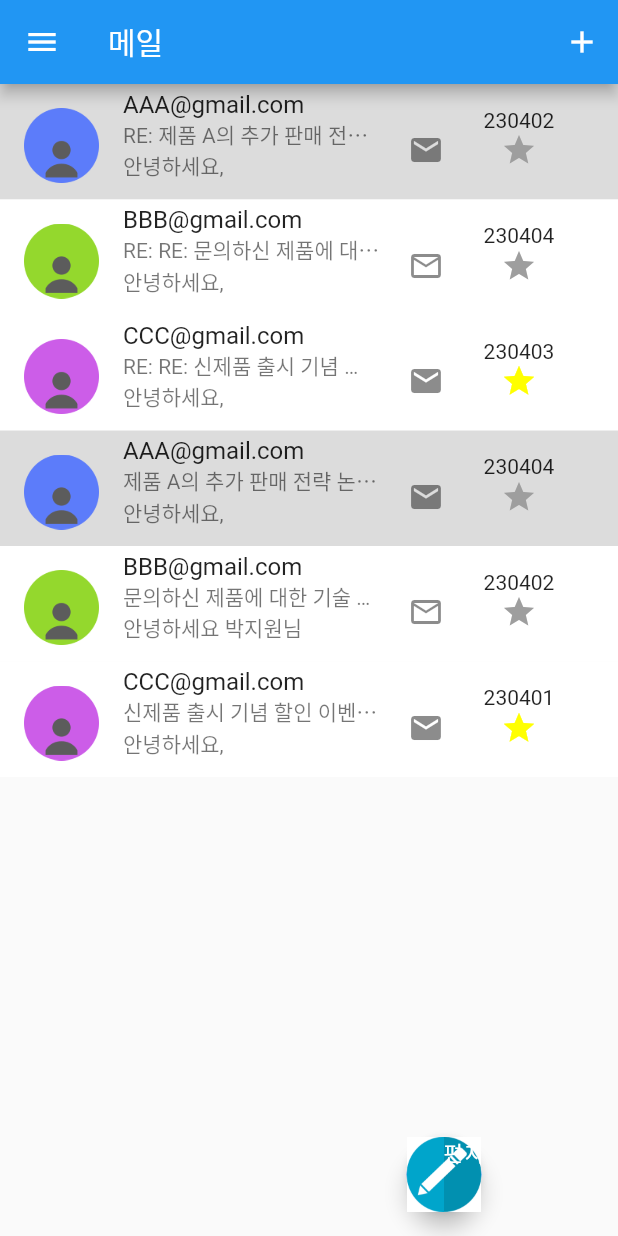
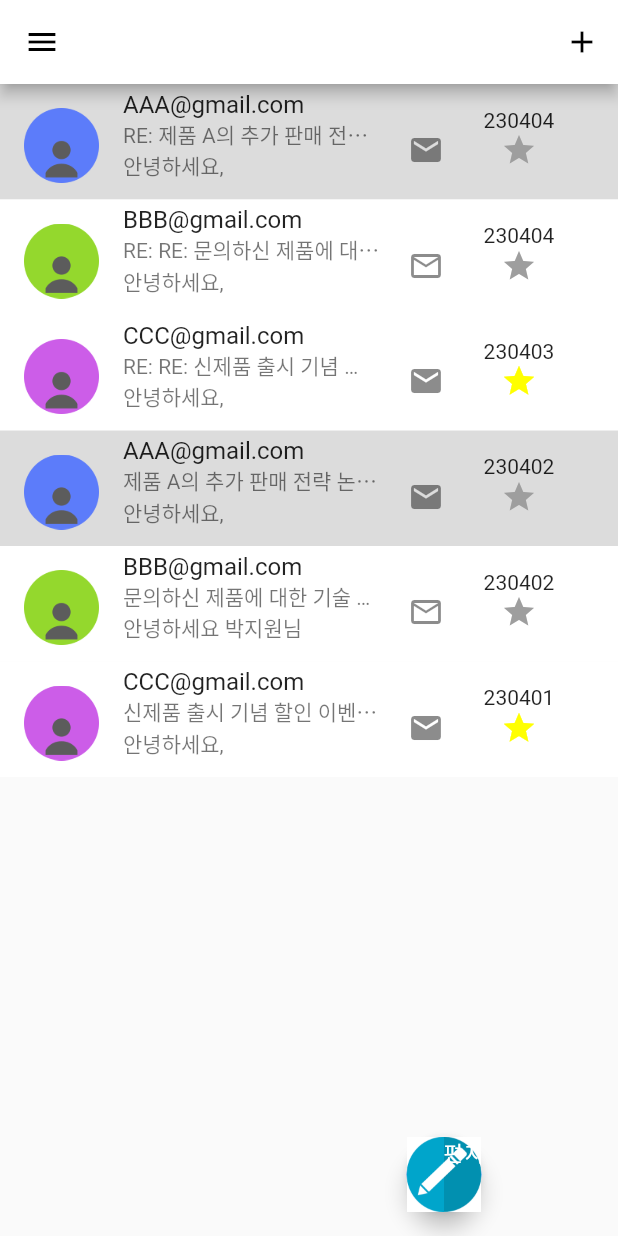
Before and after one commit to AnSuHan/HCI, a Flutter app: the screen it shows after launch, on a phone screen of 412 x 824 dp. Run offline on Flutter 3.47's test engine with Material 2 defaults, Android fonts, the phone set to English and light mode, and no system bars; our stand-ins replace google_fonts, shared_preferences.

Commit message:
change appbar to white

```diff
--- a/project/lib/MailScene.dart
+++ b/project/lib/MailScene.dart
@@ -16,7 +16,7 @@ class MailScene extends State<MailSceneStateful> with RouteAware {
   static var mails = [
     Mail("AAA@gmail.com",
         "RE: 제품 A의 추가 판매 전략 논의 요청",
-        "안녕하세요,\n저희 지원팀에서는 문의하신 제품에 대한 기술적인 지원을 제공하기 위해 이메일을 보내드립니다. 문의하신 내용에 대한 답변과 도움을 드리고자 합니다.\n문의하신 제품: 제품 X\n문의하신 내용에 대한 답변:\n기술적인 문제: 문제의 해결을 위해 기술 지원팀이 조치를 취하고 있습니다. 추가적인 정보를 제공해주시면 보다 정확한 답변을 드릴 수 있습니다.\n기능 사용법: 제품 X의 기능에 대한 자세한 설명과 사용법을 안내해드릴 수 있습니다. 필요하신 부분이 있으면 구체적으로 알려주시기 바랍니다.\n도움이 필요하거나 추가적인 질문이 있으시면 언제든지 문의해주세요. 최대한 신속하게 도움을 드리겠습니다.\n감사합니다.\n지원팀\nCompany Inc.", "230402_21:00", false, "받은편지함", true, false),
+        "안녕하세요,\n저희 지원팀에서는 문의하신 제품에 대한 기술적인 지원을 제공하기 위해 이메일을 보내드립니다. 문의하신 내용에 대한 답변과 도움을 드리고자 합니다.\n문의하신 제품: 제품 X\n문의하신 내용에 대한 답변:\n기술적인 문제: 문제의 해결을 위해 기술 지원팀이 조치를 취하고 있습니다. 추가적인 정보를 제공해주시면 보다 정확한 답변을 드릴 수 있습니다.\n기능 사용법: 제품 X의 기능에 대한 자세한 설명과 사용법을 안내해드릴 수 있습니다. 필요하신 부분이 있으면 구체적으로 알려주시기 바랍니다.\n도움이 필요하거나 추가적인 질문이 있으시면 언제든지 문의해주세요. 최대한 신속하게 도움을 드리겠습니다.\n감사합니다.\n지원팀\nCompany Inc.", "230404_21:00", false, "받은편지함", true, false),
     Mail("BBB@gmail.com",
         "RE: RE: 문의하신 제품에 대한 기술 지원 안내",
         "안녕하세요,\n빠른 회신에 감사드립니다. 문의하신 제품 X에 대한 기술 지원을 제공해드리겠습니다.\n기술적인 문제: [상세한 문제 내용]에 대해 즉시 조치를 취할 수 있도록 기술 지원팀이 액션을 취하고 있습니다. 문제 해결을 위해 필요한 추가 정보가 있는지 알려주시면 보다 정확한 도움을 드릴 수 있습니다.\n기능 사용법: 제품 X의 [특정 기능]에 대한 자세한 설명과 사용법을 안내해드리겠습니다. [기능 활용 방법]을 따라 진행하시면 해당 기능을 원활하게 활용하실 수 있습니다.\n도움이 필요한 경우 언제든지 문의해주세요. 최대한 신속하고 정확한 지원을 제공하겠습니다.\n감사합니다.\n지원팀\nCompany Inc.", "230404_10:30", false, "받은편지함", false, true),
@@ -25,7 +25,7 @@ class MailScene extends State<MailSceneStateful> with RouteAware {
         "안녕하세요,\n회신을 받아서 감사드립니다. 회의 일정으로 6월 5일 (토요일) 오후 3시를 확인했습니다. 온라인 비디오 회의를 통해 아이디어를 공유하고 토론할 수 있도록 준비하겠습니다.\n추가로 회의 전에 필요한 준비물이나 주의사항이 있다면 미리 알려주시기 바랍니다.\n감사합니다.\n마케팅 팀\nCompany Inc.", "230403_12:50", true, "별표편지함", false, false),
     Mail("AAA@gmail.com",
         "제품 A의 추가 판매 전략 논의 요청",
-        "안녕하세요,\n저희 마케팅 팀에서는 최근 제품 A의 판매량을 높이기 위한 추가 전략을 고려하고 있습니다. 이에 대해 판매팀과 함께 논의하고자 이메일을 보내드립니다.\n제안 사항:\n가격 조정: 현재 제품 A의 가격이 경쟁사에 비해 높게 책정되어 있습니다. 가격 조정 여부와 조정 방향에 대해 의견을 나누고자 합니다.\n마케팅 캠페인: 제품 A를 대중에 알리기 위한 새로운 마케팅 캠페인을 기획하고 있습니다. 어떤 유형의 캠페인을 실행해볼지 아이디어를 공유해주세요.\n회의 일정 조율을 위해 가능한 날짜와 시간을 알려주시면 감사하겠습니다. 빠른 조율이 필요한 만큼 신속한 회신을 부탁드립니다.도움이 필요하거나 다른 의견이 있으시면 언제든지 연락주세요.\n감사합니다.\n\nMarketing Team\nCompany Inc.", "230404_21:00", false, "받은편지함", true, false),
+        "안녕하세요,\n저희 마케팅 팀에서는 최근 제품 A의 판매량을 높이기 위한 추가 전략을 고려하고 있습니다. 이에 대해 판매팀과 함께 논의하고자 이메일을 보내드립니다.\n제안 사항:\n가격 조정: 현재 제품 A의 가격이 경쟁사에 비해 높게 책정되어 있습니다. 가격 조정 여부와 조정 방향에 대해 의견을 나누고자 합니다.\n마케팅 캠페인: 제품 A를 대중에 알리기 위한 새로운 마케팅 캠페인을 기획하고 있습니다. 어떤 유형의 캠페인을 실행해볼지 아이디어를 공유해주세요.\n회의 일정 조율을 위해 가능한 날짜와 시간을 알려주시면 감사하겠습니다. 빠른 조율이 필요한 만큼 신속한 회신을 부탁드립니다.도움이 필요하거나 다른 의견이 있으시면 언제든지 연락주세요.\n감사합니다.\n\nMarketing Team\nCompany Inc.", "230402_21:00", false, "받은편지함", true, false),
     Mail("BBB@gmail.com",
         "문의하신 제품에 대한 기술 지원 안내",
         "안녕하세요 박지원님,\n 김영희라고 합니다. UI 디자이너로서 귀사에서 일하고 싶어서 이메일을 보내게 되었습니다. 제 경력과 기술이 UI 디자인 역할에 적합하다고 생각합니다.", "230402_10:30", false, "받은편지함", false, true),
@@ -103,6 +103,10 @@ class MailScene extends State<MailSceneStateful> with RouteAware {
         Text(nowLabel)
       ],
     ),
+    backgroundColor: Colors.white,
+    iconTheme: const IconThemeData(
+      color: Colors.black,
+    ),
     actions: [
       IconButton(
       onPressed: () {
@@ -110,8 +114,9 @@ class MailScene extends State<MailSceneStateful> with RouteAware {
           context,
           MaterialPageRoute(builder: (context) => const HomePage())
         );
-      },icon: Icon(Icons.add),
-    )],)  //Text('메일 : $nowLabel')
+      },icon: Icon(Icons.add, color: Colors.black,),
+    )]
+      ,)  //Text('메일 : $nowLabel')
         : AppBar(title: IconButton(onPressed: () {
                           setState(() {
                             isSelect = false;
@@ -119,8 +124,9 @@ class MailScene extends State<MailSceneStateful> with RouteAware {
                               mailsColor[i] = Colors.white;
                             }
                           });
-                        }, icon: const Icon(Icons.arrow_back_sharp),),
-            actions: [
+                        }, icon: const Icon(Icons.arrow_back_sharp, color: Colors.black,),),
+            backgroundColor: Colors.white,
+          actions: [
               IconButton(onPressed: () {
                 if(isConcentrate) {
                   //다시 버튼을 누르면 모아보기 종료
@@ -181,7 +187,7 @@ class MailScene extends State<MailSceneStateful> with RouteAware {
                 });
 
 
-              }, icon: const Icon(Icons.account_balance_wallet)),
+              }, icon: const Icon(Icons.account_balance_wallet, color: Colors.black,)),
               IconButton(onPressed: () {
                 //원래는 보관이지만 전체 선택으로 변경 (네이버 메일 앱 참조)
                 setState(() {
@@ -197,7 +203,7 @@ class MailScene extends State<MailSceneStateful> with RouteAware {
                     }
                   }
                 });
-              }, icon: const Icon(Icons.checklist)),
+              }, icon: const Icon(Icons.checklist, color: Colors.black,)),
               IconButton(onPressed: () {
                 //삭제
                 setState(() {
@@ -211,7 +217,7 @@ class MailScene extends State<MailSceneStateful> with RouteAware {
                   inMailNum = -1;
                   isSelect = false;
                 });
-              }, icon: const Icon(Icons.delete)),
+              }, icon: const Icon(Icons.delete, color: Colors.black,)),
               IconButton(onPressed: () {
                 //읽지 않음 상태
                 var selected = [];
@@ -225,10 +231,10 @@ class MailScene extends State<MailSceneStateful> with RouteAware {
                 for(i = 0 ; i < selected.length ; i++) {
                   mails[i].isRead = (mails[i].isRead) ? false : true;
                 }
-              }, icon: const Icon(Icons.mail)),
+              }, icon: const Icon(Icons.mail, color: Colors.black,)),
               IconButton(onPressed: () {
 
-              }, icon: const Icon(Icons.menu_open)),
+              }, icon: const Icon(Icons.menu_open, color: Colors.black,)),
             ],
           );
 
```
